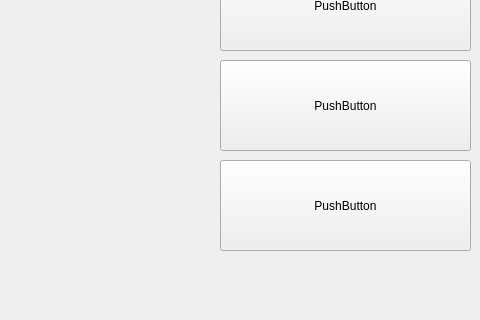
Old version of the form MVC/vista/ui/botones.ui in the repository inoricode28/QT5_Designer; both pictures show x 0 to 480 and y 280 to 600 of the 748 by 600 pixel window.
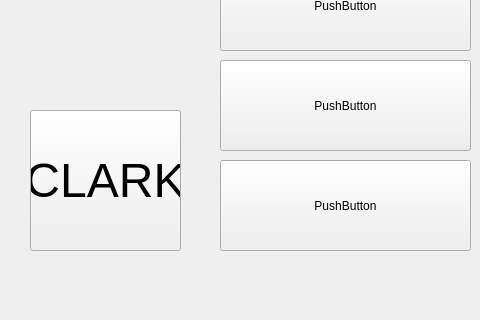
New version of the form.

```diff
--- a/MVC/vista/ui/botones.ui
+++ b/MVC/vista/ui/botones.ui
@@ -79,6 +79,24 @@
      <string>PushButton</string>
     </property>
    </widget>
+   <widget class="QPushButton" name="pushButton_6">
+    <property name="geometry">
+     <rect>
+      <x>30</x>
+      <y>390</y>
+      <width>151</width>
+      <height>141</height>
+     </rect>
+    </property>
+    <property name="font">
+     <font>
+      <pointsize>36</pointsize>
+     </font>
+    </property>
+    <property name="text">
+     <string>CLARK</string>
+    </property>
+   </widget>
   </widget>
  </widget>
  <resources/>
```
